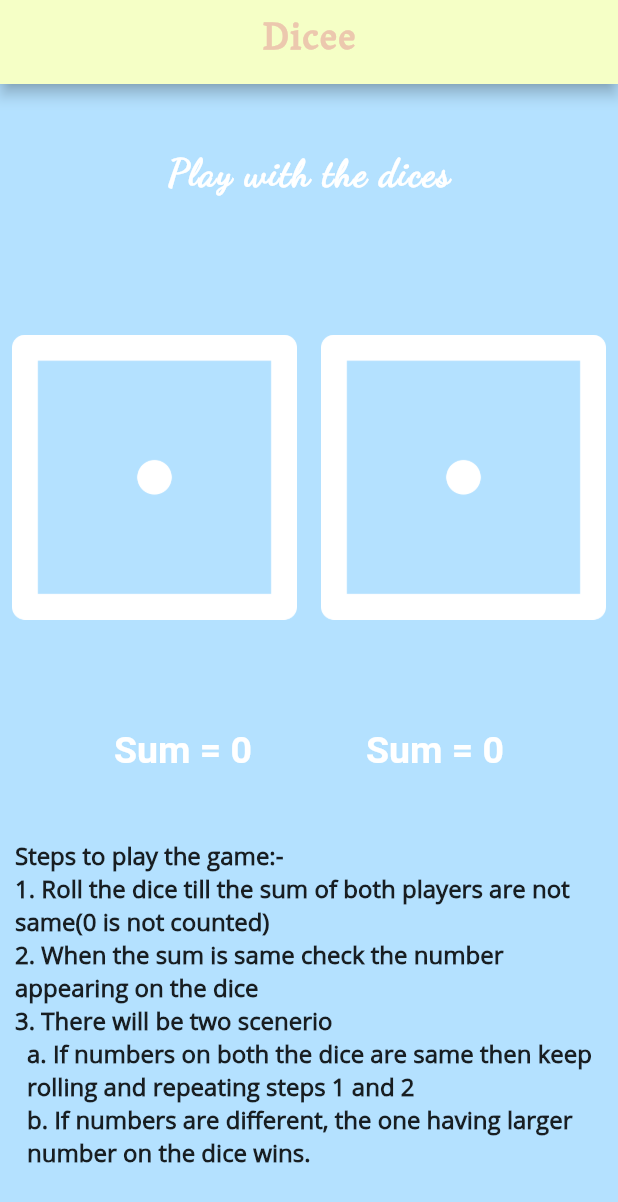
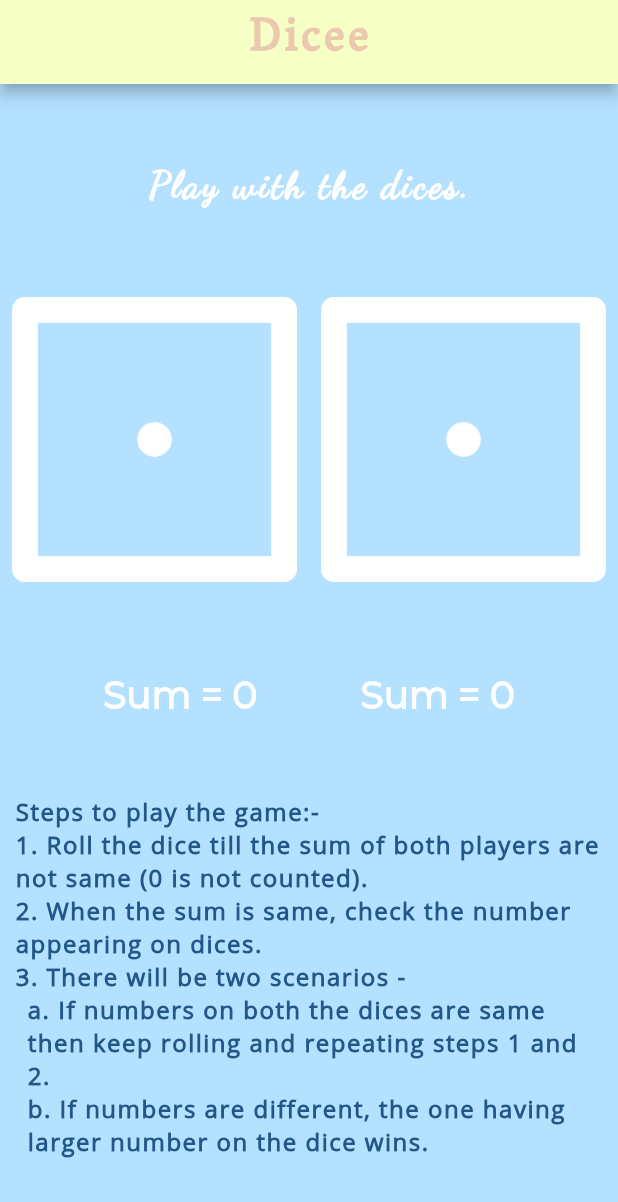
Before and after one commit to siddharth177/Dicee, a Flutter app: the screen it shows after launch, on a phone screen of 412 x 824 dp. Shown: the top 1202 px of the screen. Run offline on Flutter 3.47's test engine with Material 2 defaults, Android fonts, the phone set to English and light mode, and no system bars.

Commit message:
theme changed theme version -- 2.1.0

```diff
--- a/lib/main.dart
+++ b/lib/main.dart
@@ -1,5 +1,4 @@
 import 'dart:math';
-
 import 'package:flutter/cupertino.dart';
 import 'package:flutter/foundation.dart';
 import 'package:flutter/widgets.dart';
@@ -35,9 +34,9 @@ class _MyAppState extends State<MyApp> {
           title: Center(child: Text('Dicee', style: TextStyle(
             fontWeight: FontWeight.bold,
             fontFamily: 'VesperLibre',
-            letterSpacing: 1.0,
+            letterSpacing: 2.5,
             color: Color(0xffecc8ae),
-            fontSize: 25.0,
+            fontSize: 30.0,
           ),),),
         ),
         backgroundColor: Color(0xffb4e1ff),
@@ -45,16 +44,16 @@ class _MyAppState extends State<MyApp> {
           mainAxisAlignment: MainAxisAlignment.spaceEvenly,
           children: [
             Container(
-              margin: EdgeInsets.only(bottom: 40.0),
+              // margin: EdgeInsets.only(bottom: 20.0),
               child: Center(
                 child: Text(
-                  'Play with the dices',
+                  'Play with the dices.',
                   style: TextStyle(
                       color: Colors.white,
                       fontSize: 25.0,
                       fontWeight: FontWeight.bold,
                       fontFamily: 'DancingScript',
-                      letterSpacing: 1.0,
+                      letterSpacing: 2.0,
                   ),
                 ),
               ),
@@ -94,7 +93,7 @@ class _MyAppState extends State<MyApp> {
             ),
 
             Container(
-              margin: EdgeInsets.only(top: 20.0),
+              // margin: EdgeInsets.only(top: 20.0),
               child: Row(
                 mainAxisAlignment: MainAxisAlignment.spaceEvenly,
                 children: [
@@ -102,14 +101,14 @@ class _MyAppState extends State<MyApp> {
                     style: TextStyle(
                       color: Colors.white,
                       fontSize: 25.0,
-                      fontFamily: 'Roboto',
+                      fontFamily: 'Montserrat',
                       fontWeight: FontWeight.bold,
                   ),),
                   Text('Sum = $sumRightDice',
                     style: TextStyle(
                         color: Colors.white,
                         fontSize: 25.0,
-                        fontFamily: 'Roboto',
+                        fontFamily: 'Montserrat',
                         fontWeight: FontWeight.bold
                     ),),
                 ],
@@ -118,48 +117,60 @@ class _MyAppState extends State<MyApp> {
             Container(
               margin: EdgeInsets.only(left: 10.0, right: 10.0),
               child: Column(
-                mainAxisAlignment: MainAxisAlignment.center,
+                mainAxisAlignment: MainAxisAlignment.spaceEvenly,
                 crossAxisAlignment: CrossAxisAlignment.start,
                 children: [
                   Text('Steps to play the game:-',
                   style: TextStyle(
                     fontWeight: FontWeight.bold,
+                    color: Color(0xff235789),
                     fontSize: 16.0,
                     fontFamily: 'OpenSans',
+                    letterSpacing: 1.0,
                   ),),
-                  Text('1. Roll the dice till the sum of both players are not same(0 is not counted)',
+                  Text('1. Roll the dice till the sum of both players are not same (0 is not counted).',
                     style: TextStyle(
                       fontWeight: FontWeight.bold,
+                      color: Color(0xff235789),
                       fontSize: 16.0,
                       fontFamily: 'OpenSans',
+                      letterSpacing: 1.0,
                   ),),
-                  Text('2. When the sum is same check the number appearing on the dice',
+                  Text('2. When the sum is same, check the number appearing on dices.',
                     style: TextStyle(
                       fontWeight: FontWeight.bold,
+                      color: Color(0xff235789),
                       fontSize: 16.0,
                       fontFamily: 'OpenSans',
+                      letterSpacing: 1.0,
                   ),),
-                  Text('3. There will be two scenerio',
+                  Text('3. There will be two scenarios - ',
                   style: TextStyle(
                     fontWeight: FontWeight.bold,
+                    color: Color(0xff235789),
                     fontSize: 16.0,
                     fontFamily: 'OpenSans',
+                    letterSpacing: 1.0,
                   ),),
                   Container(
                     margin: EdgeInsets.only(left:8.0,),
                     child: Column(
                       children: [
-                        Text('a. If numbers on both the dice are same then keep rolling and repeating steps 1 and 2',
+                        Text('a. If numbers on both the dices are same then keep rolling and repeating steps 1 and 2.',
                           style: TextStyle(
+                            fontWeight: FontWeight.bold,
+                            color: Color(0xff235789),
+                            fontSize: 16.0,
+                            fontFamily: 'OpenSans',
+                            letterSpacing: 1.0,
+                          ),),
+                        Text('b. If numbers are different, the one having larger number on the dice wins.',
+                          style: TextStyle(
+                            color: Color(0xff235789),
                             fontWeight: FontWeight.bold,
                             fontSize: 16.0,
                             fontFamily: 'OpenSans',
-                          ),),
-                        Text('b. If numbers are different, the one having larger number on the dice wins.',
-                          style: TextStyle(
-                            fontWeight: FontWeight.bold,
-                            fontSize: 16.0,
-                            fontFamily: 'OpenSans',
+                            letterSpacing: 1.0,
                           ),),
                       ],
                     ),
```
Also changed, not shown: pubspec.yaml (+12 -9 lines), fonts/Montserrat-Regular.ttf (added).
